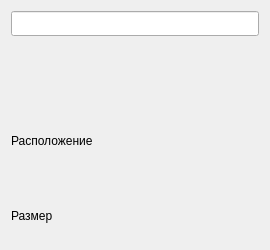
Above: properties.ui from eugeen3/FileManager before the change. Below: the same form after it.
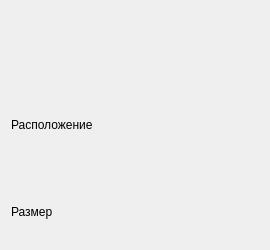
That is the form after the change.

Patch:
```diff
--- a/properties.ui
+++ b/properties.ui
@@ -32,64 +32,48 @@
    <string>Dialog</string>
   </property>
   <layout class="QGridLayout" name="gridLayout">
-   <item row="1" column="0">
+   <item row="3" column="1">
+    <widget class="QLabel" name="sizeInfo">
+     <property name="text">
+      <string/>
+     </property>
+    </widget>
+   </item>
+   <item row="0" column="1">
+    <widget class="QLabel" name="typeInfo">
+     <property name="text">
+      <string/>
+     </property>
+    </widget>
+   </item>
+   <item row="3" column="0">
+    <widget class="QLabel" name="sizeLabel">
+     <property name="text">
+      <string>Размер</string>
+     </property>
+    </widget>
+   </item>
+   <item row="0" column="0">
     <widget class="QLabel" name="typeLabel">
      <property name="text">
       <string/>
      </property>
     </widget>
    </item>
-   <item row="2" column="0" rowspan="2">
+   <item row="1" column="0" rowspan="2">
     <widget class="QLabel" name="pathLabel">
      <property name="text">
       <string>Расположение</string>
      </property>
     </widget>
    </item>
-   <item row="4" column="0">
-    <widget class="QLabel" name="sizeLabel">
-     <property name="text">
-      <string>Размер</string>
-     </property>
-    </widget>
-   </item>
-   <item row="4" column="1">
-    <widget class="QLabel" name="sizeInfo">
-     <property name="text">
-      <string/>
-     </property>
-    </widget>
-   </item>
-   <item row="1" column="1">
-    <widget class="QLabel" name="typeInfo">
-     <property name="text">
-      <string/>
-     </property>
-    </widget>
-   </item>
-   <item row="2" column="1" rowspan="2">
+   <item row="1" column="1" rowspan="2">
     <widget class="QLabel" name="pathInfo">
      <property name="text">
       <string/>
      </property>
     </widget>
    </item>
-   <item row="0" column="0" colspan="2">
-    <widget class="QLineEdit" name="name">
-     <property name="minimumSize">
-      <size>
-       <width>0</width>
-       <height>25</height>
-      </size>
-     </property>
-     <property name="maximumSize">
-      <size>
-       <width>16777215</width>
-       <height>25</height>
-      </size>
-     </property>
-    </widget>
-   </item>
   </layout>
  </widget>
  <resources/>
```
